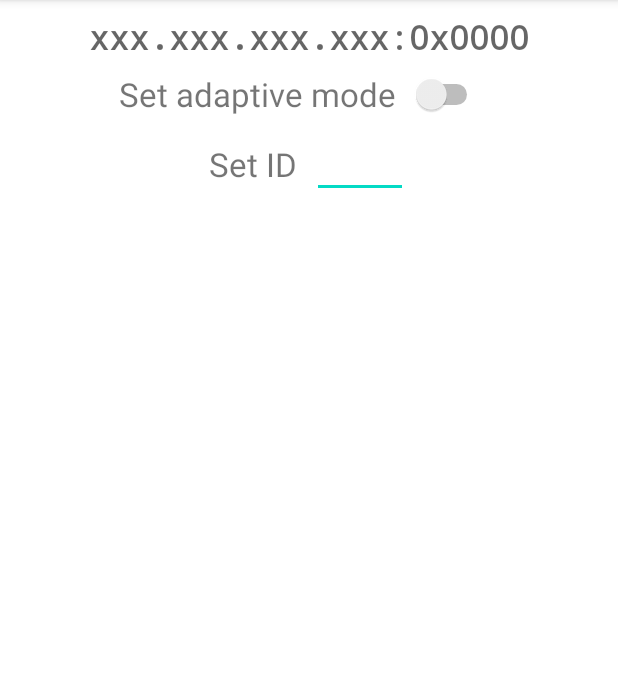
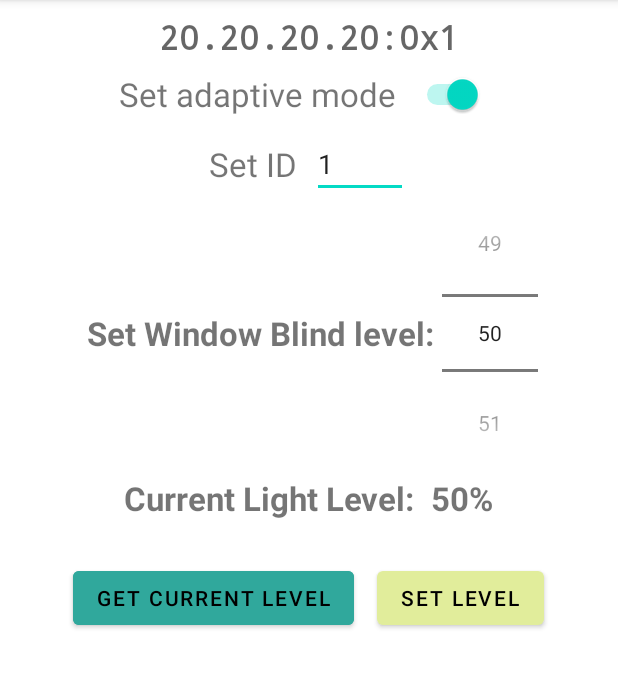
Before and after one commit to JakubTutka/Intelligent-Window-Blinds-app, an Android app: the screen it shows after launch (EditModuleActivity), after a tap on "EDIT", on a phone screen of 412 x 824 dp, the part 84-772 px from its top. Run offline under Robolectric (Android 15) with nearby library versions, the phone set to English and light mode, and no system bars; our stand-ins replace Room's generated code; 2 other taps on this screen came first.

Commit message:
Inflate manual edit layout, set parameters to edit for given module, percentage level

```diff
--- a/app/src/main/java/intelligent/window/blinds/EditModuleActivity.kt
+++ b/app/src/main/java/intelligent/window/blinds/EditModuleActivity.kt
@@ -1,25 +1,81 @@
 package intelligent.window.blinds
 
+import android.annotation.SuppressLint
 import androidx.appcompat.app.AppCompatActivity
 import android.os.Bundle
+import android.text.Editable
 import android.util.Log
-import android.widget.LinearLayout
+import android.view.View
+import android.view.ViewGroup
+import android.widget.*
+import intelligent.window.blinds.room.Module
+import intelligent.window.blinds.utils.convertLevelToPercentage
+import intelligent.window.blinds.utils.toPositiveInt
+import org.w3c.dom.Text
 
 class EditModuleActivity : AppCompatActivity() {
 
     private val TAG = "EditModuleActivity"
     private lateinit var rootLayout: LinearLayout
+    private lateinit var editLayout: View
+    private var layoutOption: Int = 0
 
+    private lateinit var moduleNameText: TextView
+    @SuppressLint("UseSwitchCompatOrMaterialCode")
+    private lateinit var adaptiveSwitcher: Switch
+    private lateinit var idText: EditText
+
+    private lateinit var module: Module
+
+    @SuppressLint("SetTextI18n")
     override fun onCreate(savedInstanceState: Bundle?) {
         super.onCreate(savedInstanceState)
         setContentView(R.layout.activity_edit_module)
 
         rootLayout = findViewById(R.id.root_edit_layout)
+        module = intent.extras?.get("EXTRA_MODULE") as Module
+        Log.d(TAG, "Edit Module: ${module.toString()}")
+
+        moduleNameText = findViewById(R.id.current_module_name)
+        adaptiveSwitcher = findViewById(R.id.adaptiveSwitch)
+        idText = findViewById(R.id.edit_id)
+
+        val ip = module.ipAddress.toString().drop(1)
+        val idHex = "0x" + Integer.toHexString(module.id.toInt())
+
+        moduleNameText.text = "$ip:$idHex"
+        adaptiveSwitcher.isChecked = true
+        val id = module.id.toInt().toString()
+        idText.text = Editable.Factory.getInstance().newEditable(id)
 
     }
 
     override fun onResume() {
         super.onResume()
         Log.d(TAG, "ON RESUME")
+        inflateProperLayout()
+//        when(layoutOption){
+//            R.layout.edit_manual_layout -> setUpManualLayout()
+//            else ->
+//        }
+        setUpManualLayout()
+    }
+
+    private fun inflateProperLayout() {
+        layoutOption = if (module.isAdaptive) 1 else R.layout.edit_manual_layout
+        rootLayout.addView(layoutInflater.inflate(layoutOption, rootLayout, false))
+    }
+
+    @SuppressLint("SetTextI18n")
+    private fun setUpManualLayout() {
+
+        val levelPicker: NumberPicker = findViewById(R.id.ser_level_picker)
+        val lightLevel: TextView = findViewById(R.id.light_level_value)
+
+        levelPicker.maxValue = 100
+        levelPicker.minValue = 0
+        levelPicker.value = convertLevelToPercentage(module.ser.toPositiveInt())
+
+        lightLevel.text = convertLevelToPercentage(module.phr.toPositiveInt()).toString() + "%"
     }
 }
--- a/app/src/main/java/intelligent/window/blinds/MainActivity.kt
+++ b/app/src/main/java/intelligent/window/blinds/MainActivity.kt
@@ -46,10 +46,9 @@ class MainActivity : AppCompatActivity() {
     private fun getNetworkModules(): MutableList<iwbuModule> {
         // TODO("Scan network modules")
         val list : MutableList<iwbuModule> = mutableListOf()
-        list.add(iwbuModule(0x1.toShort(), InetAddress.getByName("20.20.20.20"), 0x1.toByte(), 0x2.toByte()))
+        list.add(iwbuModule(0x1.toShort(), InetAddress.getByName("20.20.20.20"), 0x80.toByte(), 0x80.toByte()))
         list.add(iwbuModule(0x2.toShort(), InetAddress.getByName("30.30.30.30"), 0x14.toByte(), 0xF.toByte()))
         list.add(iwbuModule(0x3.toShort(), InetAddress.getByName("30.30.30.30"), 0xFF.toByte(), 0xA.toByte()))
-        list.add(iwbuModule(0x4.toShort(), InetAddress.getByName("30.30.30.30"), 0xFF.toByte(), 0xA.toByte()))
         list.add(iwbuModule(0x4.toShort(), InetAddress.getByName("30.30.30.30"), 0xFF.toByte(), 0xA.toByte()))
 
         val listOfNetworkModules: MutableList<iwbuModule> = mutableListOf()
--- a/app/src/main/java/intelligent/window/blinds/adapters/SavedModulesAdapter.kt
+++ b/app/src/main/java/intelligent/window/blinds/adapters/SavedModulesAdapter.kt
@@ -17,6 +17,7 @@ import intelligent.window.blinds.room.Module
 import intelligent.window.blinds.room.ModuleEntity
 import intelligent.window.blinds.room.ModuleViewModel
 import intelligent.window.blinds.utils.convertModuleToEntity
+import java.io.Serializable
 
 class SavedModulesAdapter(private var mModuleViewModel: ModuleViewModel) : RecyclerView.Adapter<SavedModulesAdapter.SavedViewHolder>() {
 
@@ -99,7 +100,9 @@ class SavedModulesAdapter(private var mModuleViewModel: ModuleViewModel) : Recyc
 
         private fun openEditModuleActivity(module: Module) {
             // TODO("Edit module, i.e. change local name, ID or delete from saved")
-            val intent = Intent(context, EditModuleActivity::class.java)
+            val intent = Intent(context, EditModuleActivity::class.java).also{
+                it.putExtra("EXTRA_MODULE", module as Serializable)
+            }
             context.startActivity(intent)
         }
 
--- a/app/src/main/java/intelligent/window/blinds/room/Module.kt
+++ b/app/src/main/java/intelligent/window/blinds/room/Module.kt
@@ -1,5 +1,6 @@
 package intelligent.window.blinds.room
 
+import java.io.Serializable
 import java.net.InetAddress
 
 data class Module(
@@ -7,7 +8,7 @@ data class Module(
     var ipAddress: InetAddress,
     var phr: Byte,
     var ser: Byte,
-    var isAdaptive: Boolean = false) {
+    var isAdaptive: Boolean = false) : Serializable {
     override fun toString(): String {
         return "Module IP: %s, ID: 0x%X, PHR: 0x%02X, SER: 0x%02X".format(this.ipAddress.toString().drop(1), this.id, this.phr, this.ser)
     }
--- a/app/src/main/java/intelligent/window/blinds/utils/Util.kt
+++ b/app/src/main/java/intelligent/window/blinds/utils/Util.kt
@@ -23,3 +23,11 @@ fun convertListEntityToModule(entityModules: List<ModuleEntity>): List<Module> {
 }
 
 fun Byte.toPositiveInt() = toInt() and 0xFF
+
+fun convertLevelToPercentage(level: Int): Int {
+    return ((level.toDouble()/255)*100).toInt()
+}
+
+fun convertPercentageToLevel(percent: Int): Int {
+    return ((percent.toDouble()/100)*255).toInt()
+}
--- a/app/src/main/res/values/strings.xml
+++ b/app/src/main/res/values/strings.xml
@@ -15,7 +15,7 @@
     <string name="set_adaptive_mode">Set adaptive mode</string>
     <string name="set_id">Set ID</string>
     <string name="set_window_blind_level">Set Window Blind level:</string>
-    <string name="current_light_level">Current Light Level -</string>
+    <string name="current_light_level">Current Light Level:</string>
     <string name="_255">255</string>
     <string name="get_current_level">Get current level</string>
     <string name="set_level">Set Level</string>
```
